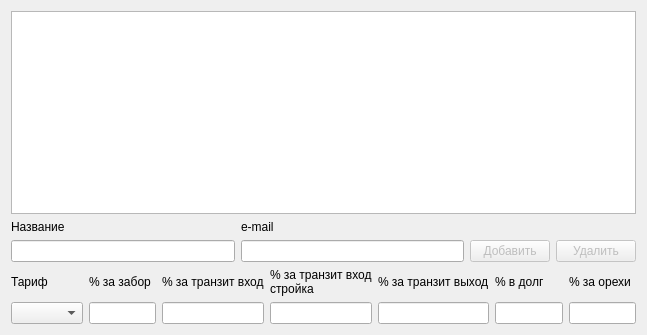
First picture: the form in class_ref_client.ui, repository berserk24/finance, before the edit.
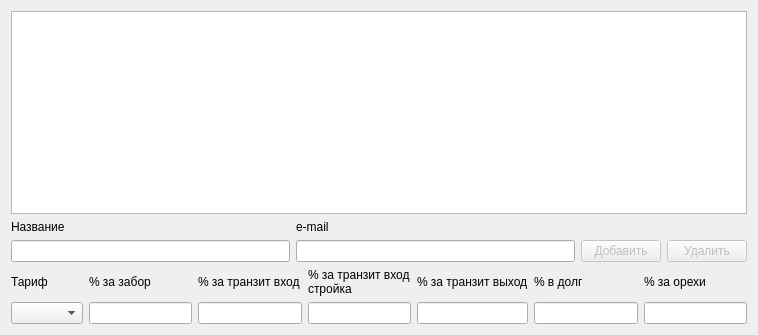
Second picture: the form after the edit.

Diff of the .ui file:
```diff
--- a/class_ref_client.ui
+++ b/class_ref_client.ui
@@ -6,7 +6,7 @@
    <rect>
     <x>0</x>
     <y>0</y>
-    <width>647</width>
+    <width>758</width>
     <height>335</height>
    </rect>
   </property>
@@ -22,6 +22,9 @@
      <property name="selectionBehavior">
       <enum>QAbstractItemView::SelectRows</enum>
      </property>
+     <property name="sortingEnabled">
+      <bool>true</bool>
+     </property>
     </widget>
    </item>
    <item row="1" column="0">
```
